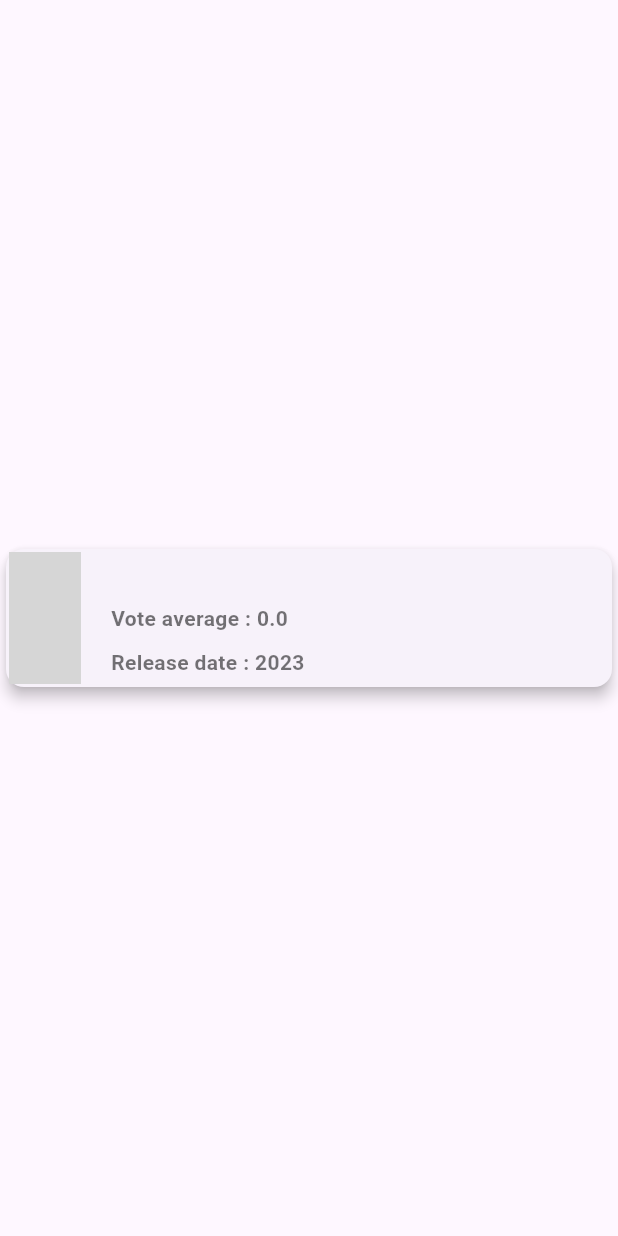
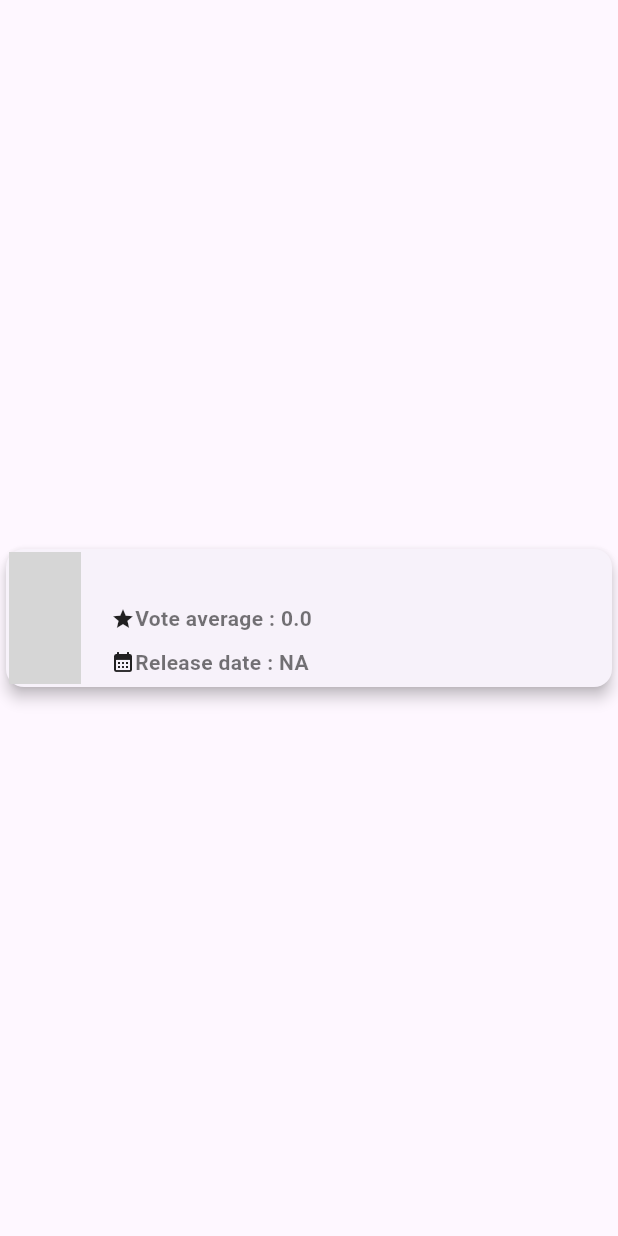
Before and after one commit to mfa645/MoviesApp, a Flutter app: the FilmListRow widget shown alone on an empty page, opened directly with empty values, on a phone screen of 412 x 824 dp. Run offline on Flutter 3.47's test engine with Material 3 defaults, Android fonts, the phone set to English and light mode, and no system bars; drawn by our look-alikes of cached_network_image; our stand-ins replace dio, get_it, scroll_snap_list, smooth_page_indicator; network calls fail; grey boxes are pictures that could not be loaded.

```diff
--- a/lib/data/film/films_data_impl.dart
+++ b/lib/data/film/films_data_impl.dart
@@ -25,8 +25,8 @@ class FilmsDataImpl extends FilmsRepository {
   }
 
   @override
-  Future<FilmResponse> getFilms() {
-    return _remoteImpl.getFilms();
+  Future<FilmResponse> getFilms(int? selectedGenre) {
+    return _remoteImpl.getFilms(selectedGenre);
   }
 
   @override
--- a/lib/data/film/remote/films_remote_impl.dart
+++ b/lib/data/film/remote/films_remote_impl.dart
@@ -26,7 +26,7 @@ class FilmsRemoteImpl {
     }
   }
 
-  Future<FilmResponse> getFilms() async {
+  Future<FilmResponse> getFilms(int? selectedGenre) async {
     return getRequestResponseFilms(NetworkConstants.DISCOVER_FILMS_PATH);
   }
 
--- a/lib/data/remote/network_constants.dart
+++ b/lib/data/remote/network_constants.dart
@@ -8,6 +8,7 @@ class NetworkConstants {
   //Reviews
 
   static const DISCOVER_FILMS_PATH = "$BASE_URL/discover/movie";
+
   static const TOP_RATED_FILMS_PATH = "$FILMS_PATH/top_rated";
   static const WEEK_TRENDING_FILMS_PATH = "$BASE_URL/trending/movie/week";
   static const UPCOMING_FILMS_PATH = "$FILMS_PATH/upcoming";
--- a/lib/domain/films_repository.dart
+++ b/lib/domain/films_repository.dart
@@ -2,7 +2,7 @@ import 'package:movies_app/model/film.dart';
 import 'package:movies_app/model/genre.dart';
 
 abstract class FilmsRepository {
-  Future<FilmResponse> getFilms();
+  Future<FilmResponse> getFilms(int? selectedGenre);
 
   Future<FilmResponse> getWeekTrendingFilms();
 
--- a/lib/model/film.dart
+++ b/lib/model/film.dart
@@ -39,7 +39,7 @@ class Film {
   String overview;
   double popularity;
   String? posterPath;
-  DateTime releaseDate;
+  String releaseDate;
   int? runtime;
   String? status;
   String? tagline;
@@ -80,7 +80,7 @@ class Film {
         overview: json["overview"],
         popularity: json["popularity"]?.toDouble(),
         posterPath: json["poster_path"],
-        releaseDate: DateTime.parse(json["release_date"]),
+        releaseDate: json["release_date"],
         runtime: json["runtime"],
         status: json["status"],
         tagline: json["tagline"],
@@ -102,8 +102,7 @@ class Film {
         "overview": overview,
         "popularity": popularity,
         "poster_path": posterPath,
-        "release_date":
-            "${releaseDate.year.toString().padLeft(4, '0')}-${releaseDate.month.toString().padLeft(2, '0')}-${releaseDate.day.toString().padLeft(2, '0')}",
+        "release_date": releaseDate,
         "runtime": runtime,
         "status": status,
         "tagline": tagline,
--- a/lib/presentation/widget/film_list_row.dart
+++ b/lib/presentation/widget/film_list_row.dart
@@ -52,6 +52,11 @@ class FilmListRow extends StatelessWidget {
                             fontWeight: FontWeight.bold,
                           ),
                         ),
+                        Row(children: [
+                          const Icon(
+                            Icons.star,
+                            size: 16,
+                          ),
                           Text(
                             "Vote average : ${film.voteAverage}",
                             style: const TextStyle(
@@ -59,13 +64,20 @@ class FilmListRow extends StatelessWidget {
                               fontWeight: FontWeight.bold,
                             ),
                           ),
+                        ]),
+                        Row(children: [
+                          const Icon(
+                            Icons.calendar_month,
+                            size: 16,
+                          ),
                           Text(
-                          "Release date : ${film.releaseDate.year}",
+                            "Release date : ${film.releaseDate.isEmpty ? "NA" : DateTime.parse(film.releaseDate).year}",
                             style: const TextStyle(
                               color: Colors.black54,
                               fontWeight: FontWeight.bold,
                             ),
                           ),
+                        ]),
                       ],
                     ),
                   )
```
Also changed, not shown: lib/presentation/utils/debouncer/text_field_debouncer.dart (added, +17 -0 lines), lib/presentation/view/film/film_discover_page.dart (+86 -7 lines), lib/presentation/view/film/viewmodel/films_view_model.dart (+6 -3 lines). Lines whose indentation alone changed are shown as unchanged.
